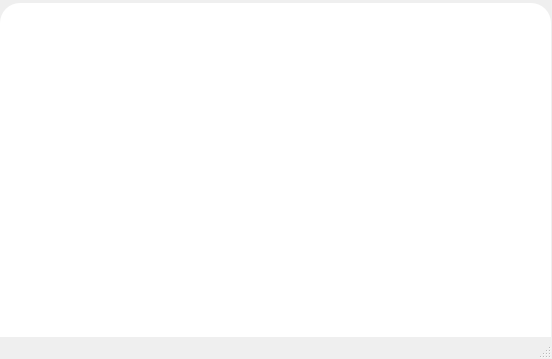
xbinh47/PTI_TuanNghia_QuangToan, file ui/mainwindow.ui: the form before one commit; both pictures show x 0 to 552 and y 377 to 736 of the 552 by 736 pixel window.
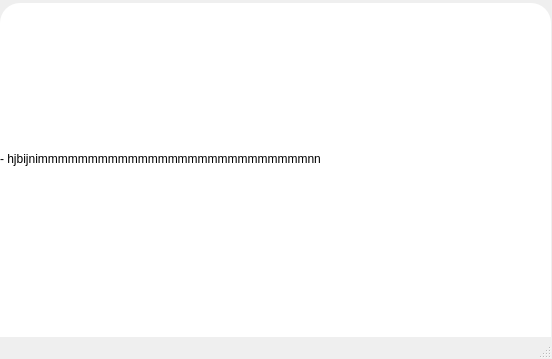
The form after the commit. Icons and pictures are not drawn.

```diff
--- a/ui/mainwindow.ui
+++ b/ui/mainwindow.ui
@@ -283,6 +283,19 @@
      <bool>true</bool>
     </property>
    </widget>
+   <widget class="QLabel" name="label_2">
+    <property name="geometry">
+     <rect>
+      <x>0</x>
+      <y>390</y>
+      <width>541</width>
+      <height>291</height>
+     </rect>
+    </property>
+    <property name="text">
+     <string>- hjbijnimmmmmmmmmmmmmmmmmmmmmmmmmmmnn</string>
+    </property>
+   </widget>
    <zorder>Main_image</zorder>
    <zorder>Name_main</zorder>
    <zorder>Calories</zorder>
@@ -296,6 +309,7 @@
    <zorder>Ingredients_3</zorder>
    <zorder>Ingredients_4</zorder>
    <zorder>Ingredients_5</zorder>
+   <zorder>label_2</zorder>
   </widget>
   <widget class="QMenuBar" name="menubar">
    <property name="geometry">
```
